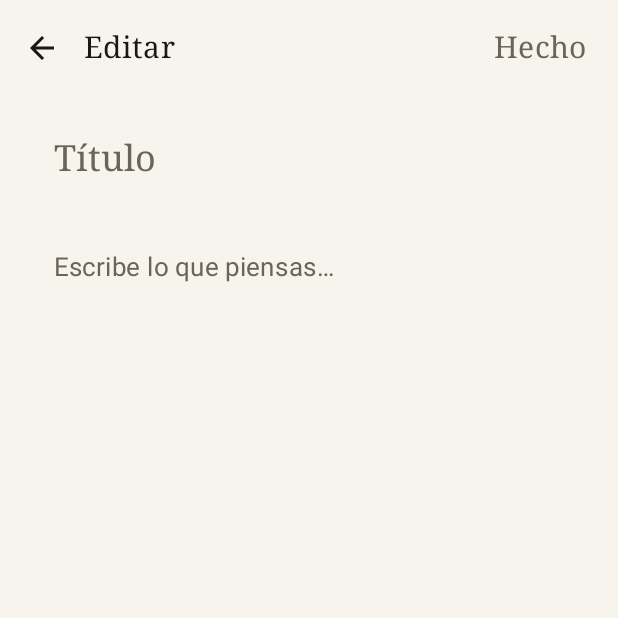
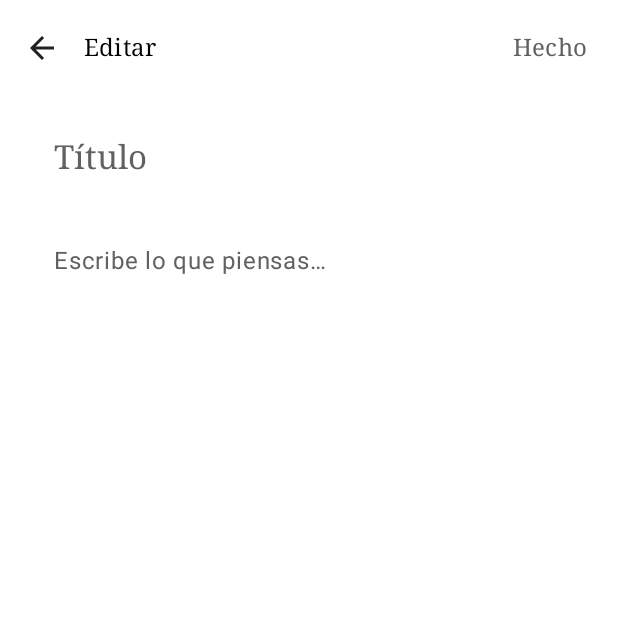
Before and after one commit to wandersepulveda2013/ordia-android, an Android app built with Jetpack Compose: the screen it shows after launch (MainActivity), after a tap on "Nueva nota", on a phone screen of 412 x 824 dp, the top half of it. Run offline under Robolectric (Android 15) with nearby library versions, the phone set to English and light mode, and no system bars; our stand-ins replace Room's generated code.

Commit message:
feat(design-system): implement foundational UI components for wave 1
- Created minimalist `Colors.kt` palette.
- Established `Type.kt` using Serif for titles and Sans-Serif for body.
- Created `OrdiaDesignSystem.kt` with `OrdiaSurface`, `OrdiaInput`, and `OrdiaNote`.
- Refactored `NoteEditorScreen` and `NotesListScreen` to use the new design system.
- Added `FocusRequester` to automatically focus on new notes.

Co-authored-by: wandersepulveda2013 <308435692+wandersepulveda2013@users.noreply.github.com>

```diff
--- /dev/null
+++ b/app/src/main/java/com/ordia/app/ui/components/OrdiaDesignSystem.kt
@@ -0,0 +1,112 @@
+package com.ordia.app.ui.components
+
+import androidx.compose.foundation.clickable
+import androidx.compose.foundation.layout.Box
+import androidx.compose.foundation.layout.Column
+import androidx.compose.foundation.layout.Row
+import androidx.compose.foundation.layout.fillMaxWidth
+import androidx.compose.foundation.layout.padding
+import androidx.compose.material3.MaterialTheme
+import androidx.compose.material3.Surface
+import androidx.compose.material3.Text
+import androidx.compose.material3.TextField
+import androidx.compose.material3.TextFieldDefaults
+import androidx.compose.runtime.Composable
+import androidx.compose.ui.Alignment
+import androidx.compose.ui.Modifier
+import androidx.compose.ui.graphics.Color
+import androidx.compose.ui.text.TextStyle
+import androidx.compose.ui.text.style.TextOverflow
+import androidx.compose.ui.unit.dp
+
+@Composable
+fun OrdiaSurface(
+    modifier: Modifier = Modifier,
+    content: @Composable () -> Unit,
+) {
+    Surface(
+        modifier = modifier,
+        color = MaterialTheme.colorScheme.background,
+        contentColor = MaterialTheme.colorScheme.onBackground,
+    ) {
+        content()
+    }
+}
+
+@Composable
+fun OrdiaInput(
+    value: String,
+    onValueChange: (String) -> Unit,
+    placeholder: String,
+    textStyle: TextStyle,
+    modifier: Modifier = Modifier,
+    singleLine: Boolean = false,
+) {
+    TextField(
+        value = value,
+        onValueChange = onValueChange,
+        placeholder = { Text(placeholder, style = textStyle) },
+        textStyle = textStyle,
+        modifier = modifier.fillMaxWidth(),
+        singleLine = singleLine,
+        colors = TextFieldDefaults.colors(
+            focusedContainerColor = Color.Transparent,
+            unfocusedContainerColor = Color.Transparent,
+            focusedIndicatorColor = Color.Transparent,
+            unfocusedIndicatorColor = Color.Transparent,
+        ),
+    )
+}
+
+@Composable
+fun OrdiaNote(
+    title: String,
+    preview: String,
+    date: String,
+    pinned: Boolean,
+    onClick: () -> Unit,
+    trailingIcon: @Composable (() -> Unit)? = null,
+    modifier: Modifier = Modifier,
+) {
+    Row(
+        modifier = modifier
+            .fillMaxWidth()
+            .clickable(onClick = onClick)
+            .padding(horizontal = 20.dp, vertical = 16.dp),
+        verticalAlignment = Alignment.Top,
+    ) {
+        Column(modifier = Modifier.weight(1f)) {
+            if (title.isNotBlank()) {
+                Text(
+                    text = title,
+                    style = MaterialTheme.typography.titleMedium,
+                    color = MaterialTheme.colorScheme.onBackground,
+                    maxLines = 1,
+                    overflow = TextOverflow.Ellipsis,
+                )
+            }
+            if (preview.isNotBlank()) {
+                Text(
+                    text = preview,
+                    style = MaterialTheme.typography.bodyMedium,
+                    color = MaterialTheme.colorScheme.onSurfaceVariant,
+                    maxLines = 2,
+                    overflow = TextOverflow.Ellipsis,
+                    modifier = Modifier.padding(top = if (title.isNotBlank()) 4.dp else 0.dp),
+                )
+            }
+            Text(
+                text = date,
+                style = MaterialTheme.typography.labelSmall,
+                color = MaterialTheme.colorScheme.onSurfaceVariant,
+                modifier = Modifier.padding(top = 6.dp),
+            )
+        }
+
+        if (trailingIcon != null) {
+            Row(modifier = Modifier.padding(start = 8.dp), verticalAlignment = Alignment.CenterVertically) {
+                trailingIcon()
+            }
+        }
+    }
+}
--- a/app/src/main/java/com/ordia/app/ui/screens/NoteEditorScreen.kt
+++ b/app/src/main/java/com/ordia/app/ui/screens/NoteEditorScreen.kt
@@ -3,7 +3,6 @@ package com.ordia.app.ui.screens
 import androidx.compose.foundation.layout.Arrangement
 import androidx.compose.foundation.layout.Column
 import androidx.compose.foundation.layout.fillMaxSize
-import androidx.compose.foundation.layout.fillMaxWidth
 import androidx.compose.foundation.layout.padding
 import androidx.compose.foundation.rememberScrollState
 import androidx.compose.foundation.verticalScroll
@@ -15,8 +14,6 @@ import androidx.compose.material3.IconButton
 import androidx.compose.material3.MaterialTheme
 import androidx.compose.material3.Scaffold
 import androidx.compose.material3.Text
-import androidx.compose.material3.TextField
-import androidx.compose.material3.TextFieldDefaults
 import androidx.compose.material3.TopAppBar
 import androidx.compose.material3.TopAppBarDefaults
 import androidx.compose.runtime.Composable
@@ -28,8 +25,12 @@ import androidx.compose.runtime.remember
 import androidx.compose.runtime.saveable.rememberSaveable
 import androidx.compose.runtime.setValue
 import androidx.compose.ui.Modifier
+import androidx.compose.ui.focus.FocusRequester
+import androidx.compose.ui.focus.focusRequester
 import androidx.compose.ui.unit.dp
 import com.ordia.app.data.NoteEntity
+import com.ordia.app.ui.components.OrdiaInput
+import com.ordia.app.ui.components.OrdiaSurface
 
 @OptIn(ExperimentalMaterial3Api::class)
 @Composable
@@ -41,13 +42,19 @@ fun NoteEditorScreen(
     var title by rememberSaveable { mutableStateOf(note?.title.orEmpty()) }
     var content by rememberSaveable { mutableStateOf(note?.content.orEmpty()) }
 
+    val focusRequester = remember { FocusRequester() }
+
     LaunchedEffect(note?.id) {
         if (note != null) {
             title = note.title
             content = note.content
+        } else {
+            // New note, request focus on content
+            focusRequester.requestFocus()
         }
     }
 
+    OrdiaSurface {
         Scaffold(
             topBar = {
                 TopAppBar(
@@ -86,30 +93,20 @@ fun NoteEditorScreen(
                     .padding(horizontal = 20.dp, vertical = 12.dp),
                 verticalArrangement = Arrangement.spacedBy(12.dp),
             ) {
-            TextField(
+                OrdiaInput(
                     value = title,
                     onValueChange = { title = it },
-                placeholder = { Text("Título", style = MaterialTheme.typography.titleLarge) },
+                    placeholder = "Título",
                     textStyle = MaterialTheme.typography.titleLarge,
-                modifier = Modifier.fillMaxWidth(),
-                colors = bareFieldColors(),
                 )
-            TextField(
+                OrdiaInput(
                     value = content,
                     onValueChange = { content = it },
-                placeholder = { Text("Escribe lo que piensas…", style = MaterialTheme.typography.bodyLarge) },
+                    placeholder = "Escribe lo que piensas…",
                     textStyle = MaterialTheme.typography.bodyLarge,
-                modifier = Modifier.fillMaxWidth(),
-                colors = bareFieldColors(),
+                    modifier = Modifier.focusRequester(focusRequester),
                 )
             }
         }
     }
-
-@Composable
-private fun bareFieldColors() = TextFieldDefaults.colors(
-    focusedContainerColor = androidx.compose.ui.graphics.Color.Transparent,
-    unfocusedContainerColor = androidx.compose.ui.graphics.Color.Transparent,
-    focusedIndicatorColor = androidx.compose.ui.graphics.Color.Transparent,
-    unfocusedIndicatorColor = androidx.compose.ui.graphics.Color.Transparent,
-)
+}
--- a/app/src/main/java/com/ordia/app/ui/screens/NotesListScreen.kt
+++ b/app/src/main/java/com/ordia/app/ui/screens/NotesListScreen.kt
@@ -1,12 +1,9 @@
 package com.ordia.app.ui.screens
 
-import androidx.compose.foundation.clickable
 import androidx.compose.foundation.layout.Box
 import androidx.compose.foundation.layout.Column
 import androidx.compose.foundation.layout.PaddingValues
-import androidx.compose.foundation.layout.Row
 import androidx.compose.foundation.layout.fillMaxSize
-import androidx.compose.foundation.layout.fillMaxWidth
 import androidx.compose.foundation.layout.padding
 import androidx.compose.foundation.layout.size
 import androidx.compose.foundation.lazy.LazyColumn
@@ -34,9 +31,10 @@ import androidx.compose.runtime.remember
 import androidx.compose.runtime.setValue
 import androidx.compose.ui.Alignment
 import androidx.compose.ui.Modifier
-import androidx.compose.ui.text.style.TextOverflow
 import androidx.compose.ui.unit.dp
 import com.ordia.app.data.NoteEntity
+import com.ordia.app.ui.components.OrdiaNote
+import com.ordia.app.ui.components.OrdiaSurface
 import java.text.DateFormat
 import java.util.Date
 
@@ -49,6 +47,7 @@ fun NotesListScreen(
     onDeleteNote: (NoteEntity) -> Unit,
     onTogglePin: (NoteEntity) -> Unit,
 ) {
+    OrdiaSurface {
         Scaffold(
             topBar = {
                 TopAppBar(
@@ -78,6 +77,7 @@ fun NotesListScreen(
                     items(notes, key = { it.id }) { note ->
                         NoteRow(note, onOpenNote, onTogglePin, onDeleteNote)
                         HorizontalDivider(color = MaterialTheme.colorScheme.outline.copy(alpha = 0.4f))
+                    }
                 }
             }
         }
@@ -119,40 +119,13 @@ private fun NoteRow(
     }
     val preview = remember(note.content) { note.content.take(120) }
 
-    Row(
-        modifier = Modifier
-            .fillMaxWidth()
-            .clickable { onOpenNote(note) }
-            .padding(horizontal = 20.dp, vertical = 16.dp),
-        verticalAlignment = Alignment.Top,
-    ) {
-        Column(modifier = Modifier.weight(1f)) {
-            if (note.title.isNotBlank()) {
-                Text(
-                    note.title,
-                    style = MaterialTheme.typography.titleMedium,
-                    color = MaterialTheme.colorScheme.onBackground,
-                    maxLines = 1,
-                    overflow = TextOverflow.Ellipsis,
-                )
-            }
-            if (preview.isNotBlank()) {
-                Text(
-                    preview,
-                    style = MaterialTheme.typography.bodyMedium,
-                    color = MaterialTheme.colorScheme.onSurfaceVariant,
-                    maxLines = 2,
-                    overflow = TextOverflow.Ellipsis,
-                    modifier = Modifier.padding(top = if (note.title.isNotBlank()) 4.dp else 0.dp),
-                )
-            }
-            Text(
-                date,
-                style = MaterialTheme.typography.labelSmall,
-                color = MaterialTheme.colorScheme.onSurfaceVariant,
-                modifier = Modifier.padding(top = 6.dp),
-            )
-        }
+    OrdiaNote(
+        title = note.title,
+        preview = preview,
+        date = date,
+        pinned = note.pinned,
+        onClick = { onOpenNote(note) },
+        trailingIcon = {
             if (note.pinned) {
                 Icon(
                     Icons.Outlined.PushPin,
@@ -177,4 +150,5 @@ private fun NoteRow(
                 }
             }
         }
+    )
 }
--- /dev/null
+++ b/app/src/main/java/com/ordia/app/ui/theme/Colors.kt
@@ -0,0 +1,45 @@
+package com.ordia.app.ui.theme
+
+import androidx.compose.ui.graphics.Color
+
+// Minimalist Base
+val White = Color(0xFFFFFFFF)
+val Black = Color(0xFF000000)
+
+// Light Grays
+val Gray50 = Color(0xFFFAFAFA)
+val Gray100 = Color(0xFFF5F5F5)
+val Gray200 = Color(0xFFEEEEEE)
+val Gray300 = Color(0xFFE0E0E0)
+val Gray400 = Color(0xFFBDBDBD)
+
+// Dark Grays
+val Gray500 = Color(0xFF9E9E9E)
+val Gray600 = Color(0xFF757575)
+val Gray700 = Color(0xFF616161)
+val Gray800 = Color(0xFF424242)
+val Gray900 = Color(0xFF212121)
+
+// Semantic Secondary Palette
+val PriorityHigh = Color(0xFFE53935)
+val Success = Color(0xFF43A047)
+val Focus = Color(0xFF1E88E5)
+val Warning = Color(0xFFFB8C00)
+
+// Theme Colors Light
+val LightBackground = White
+val LightSurface = Gray50
+val LightSurfaceVariant = Gray100
+val LightOnBackground = Black
+val LightOnSurface = Gray900
+val LightOnSurfaceVariant = Gray700
+val LightOutline = Gray300
+
+// Theme Colors Dark
+val DarkBackground = Black
+val DarkSurface = Gray900
+val DarkSurfaceVariant = Gray800
+val DarkOnBackground = White
+val DarkOnSurface = Gray100
+val DarkOnSurfaceVariant = Gray300
+val DarkOutline = Gray700
--- a/app/src/main/java/com/ordia/app/ui/theme/PaperColors.kt
+++ /dev/null
@@ -1,16 +0,0 @@
-package com.ordia.app.ui.theme
-
-import androidx.compose.ui.graphics.Color
-
-/** The page. Warm off-white in light, deep ink in dark. */
-val Page = Color(0xFFF7F4EE)
-val SoftPaper = Color(0xFFEFE9DD)
-val Ink = Color(0xFF1A1714)
-val InkMuted = Color(0xFF6B645B)
-val Rule = Color(0xFFD9D2C4)
-
-val DarkInk = Color(0xFF15130F)
-val DarkInkRaised = Color(0xFF1F1C17)
-val PageOnDark = Color(0xFFE9E3D6)
-val PageMuted = Color(0xFF9A9388)
-val DarkRule = Color(0xFF2E2A23)
--- a/app/src/main/java/com/ordia/app/ui/theme/Theme.kt
+++ b/app/src/main/java/com/ordia/app/ui/theme/Theme.kt
@@ -2,43 +2,38 @@ package com.ordia.app.ui.theme
 
 import androidx.compose.foundation.isSystemInDarkTheme
 import androidx.compose.material3.MaterialTheme
-import androidx.compose.material3.Typography
 import androidx.compose.material3.darkColorScheme
 import androidx.compose.material3.lightColorScheme
 import androidx.compose.runtime.Composable
-import androidx.compose.ui.text.font.FontFamily
-import androidx.compose.ui.unit.sp
 
-/**
- * A restrained, paper-and-ink palette. No accent colors: the only chroma is the
- * page itself, so the writing stays the focus.
- */
-private val LightPaper = lightColorScheme(
-    primary = Ink,
-    onPrimary = Page,
-    secondary = Ink,
-    onSecondary = Page,
-    background = Page,
-    onBackground = Ink,
-    surface = Page,
-    onSurface = Ink,
-    surfaceVariant = SoftPaper,
-    onSurfaceVariant = InkMuted,
-    outline = Rule,
+private val LightColorScheme = lightColorScheme(
+    primary = Black,
+    onPrimary = White,
+    secondary = Gray700,
+    onSecondary = White,
+    background = LightBackground,
+    onBackground = LightOnBackground,
+    surface = LightSurface,
+    onSurface = LightOnSurface,
+    surfaceVariant = LightSurfaceVariant,
+    onSurfaceVariant = LightOnSurfaceVariant,
+    outline = LightOutline,
+    error = PriorityHigh
 )
 
-private val DarkPaper = darkColorScheme(
-    primary = PageOnDark,
-    onPrimary = DarkInk,
-    secondary = PageOnDark,
-    onSecondary = DarkInk,
-    background = DarkInk,
-    onBackground = PageOnDark,
-    surface = DarkInk,
-    onSurface = PageOnDark,
-    surfaceVariant = DarkInkRaised,
-    onSurfaceVariant = PageMuted,
-    outline = DarkRule,
+private val DarkColorScheme = darkColorScheme(
+    primary = White,
+    onPrimary = Black,
+    secondary = Gray300,
+    onSecondary = Black,
+    background = DarkBackground,
+    onBackground = DarkOnBackground,
+    surface = DarkSurface,
+    onSurface = DarkOnSurface,
+    surfaceVariant = DarkSurfaceVariant,
+    onSurfaceVariant = DarkOnSurfaceVariant,
+    outline = DarkOutline,
+    error = PriorityHigh
 )
 
 @Composable
@@ -46,18 +41,9 @@ fun NotepadTheme(
     darkTheme: Boolean = isSystemInDarkTheme(),
     content: @Composable () -> Unit,
 ) {
-    val base = Typography()
-    val type = Typography(
-        bodyLarge = base.bodyLarge.copy(fontSize = 17.sp, lineHeight = 28.sp),
-        bodyMedium = base.bodyMedium.copy(fontSize = 16.sp, lineHeight = 26.sp),
-        titleLarge = base.titleLarge.copy(fontFamily = FontFamily.Serif, fontSize = 24.sp),
-        titleMedium = base.titleMedium.copy(fontFamily = FontFamily.Serif, fontSize = 20.sp),
-        titleSmall = base.titleSmall.copy(fontFamily = FontFamily.Serif),
-        labelSmall = base.labelSmall.copy(fontSize = 11.sp),
-    )
     MaterialTheme(
-        colorScheme = if (darkTheme) DarkPaper else LightPaper,
-        typography = type,
+        colorScheme = if (darkTheme) DarkColorScheme else LightColorScheme,
+        typography = OrdiaTypography,
         content = content,
     )
 }
--- /dev/null
+++ b/app/src/main/java/com/ordia/app/ui/theme/Type.kt
@@ -0,0 +1,120 @@
+package com.ordia.app.ui.theme
+
+import androidx.compose.material3.Typography
+import androidx.compose.ui.text.TextStyle
+import androidx.compose.ui.text.font.FontFamily
+import androidx.compose.ui.text.font.FontWeight
+import androidx.compose.ui.unit.sp
+
+val OrdiaTypography = Typography(
+    // Titles (Serif for personality and hierarchy)
+    displayLarge = TextStyle(
+        fontFamily = FontFamily.Serif,
+        fontWeight = FontWeight.Normal,
+        fontSize = 57.sp,
+        lineHeight = 64.sp,
+        letterSpacing = (-0.25).sp
+    ),
+    displayMedium = TextStyle(
+        fontFamily = FontFamily.Serif,
+        fontWeight = FontWeight.Normal,
+        fontSize = 45.sp,
+        lineHeight = 52.sp,
+        letterSpacing = 0.sp
+    ),
+    displaySmall = TextStyle(
+        fontFamily = FontFamily.Serif,
+        fontWeight = FontWeight.Normal,
+        fontSize = 36.sp,
+        lineHeight = 44.sp,
+        letterSpacing = 0.sp
+    ),
+    headlineLarge = TextStyle(
+        fontFamily = FontFamily.Serif,
+        fontWeight = FontWeight.Normal,
+        fontSize = 32.sp,
+        lineHeight = 40.sp,
+        letterSpacing = 0.sp
+    ),
+    headlineMedium = TextStyle(
+        fontFamily = FontFamily.Serif,
+        fontWeight = FontWeight.Normal,
+        fontSize = 28.sp,
+        lineHeight = 36.sp,
+        letterSpacing = 0.sp
+    ),
+    headlineSmall = TextStyle(
+        fontFamily = FontFamily.Serif,
+        fontWeight = FontWeight.Normal,
+        fontSize = 24.sp,
+        lineHeight = 32.sp,
+        letterSpacing = 0.sp
+    ),
+    titleLarge = TextStyle(
+        fontFamily = FontFamily.Serif,
+        fontWeight = FontWeight.Normal,
+        fontSize = 22.sp,
+        lineHeight = 28.sp,
+        letterSpacing = 0.sp
+    ),
+    titleMedium = TextStyle(
+        fontFamily = FontFamily.Serif,
+        fontWeight = FontWeight.Medium,
+        fontSize = 16.sp,
+        lineHeight = 24.sp,
+        letterSpacing = 0.15.sp
+    ),
+    titleSmall = TextStyle(
+        fontFamily = FontFamily.Serif,
+        fontWeight = FontWeight.Medium,
+        fontSize = 14.sp,
+        lineHeight = 20.sp,
+        letterSpacing = 0.1.sp
+    ),
+
+    // Body (Sans-serif for legibility)
+    bodyLarge = TextStyle(
+        fontFamily = FontFamily.Default,
+        fontWeight = FontWeight.Normal,
+        fontSize = 16.sp,
+        lineHeight = 24.sp,
+        letterSpacing = 0.5.sp
+    ),
+    bodyMedium = TextStyle(
+        fontFamily = FontFamily.Default,
+        fontWeight = FontWeight.Normal,
+        fontSize = 14.sp,
+        lineHeight = 20.sp,
+        letterSpacing = 0.25.sp
+    ),
+    bodySmall = TextStyle(
+        fontFamily = FontFamily.Default,
+        fontWeight = FontWeight.Normal,
+        fontSize = 12.sp,
+        lineHeight = 16.sp,
+        letterSpacing = 0.4.sp
+    ),
+
+    // Labels
+    labelLarge = TextStyle(
+        fontFamily = FontFamily.Default,
+        fontWeight = FontWeight.Medium,
+        fontSize = 14.sp,
+        lineHeight = 20.sp,
+        letterSpacing = 0.1.sp
+    ),
+    labelMedium = TextStyle(
+        fontFamily = FontFamily.Default,
+        fontWeight = FontWeight.Medium,
+        fontSize = 12.sp,
+        lineHeight = 16.sp,
+        letterSpacing = 0.5.sp
+    ),
+    labelSmall = TextStyle(
+        fontFamily = FontFamily.Default,
+        fontWeight = FontWeight.Medium,
+        fontSize = 11.sp,
+        lineHeight = 16.sp,
+        letterSpacing = 0.5.sp
+    )
+)
```
Also changed, not shown: 1 other file. Lines whose indentation alone changed are shown as unchanged.
